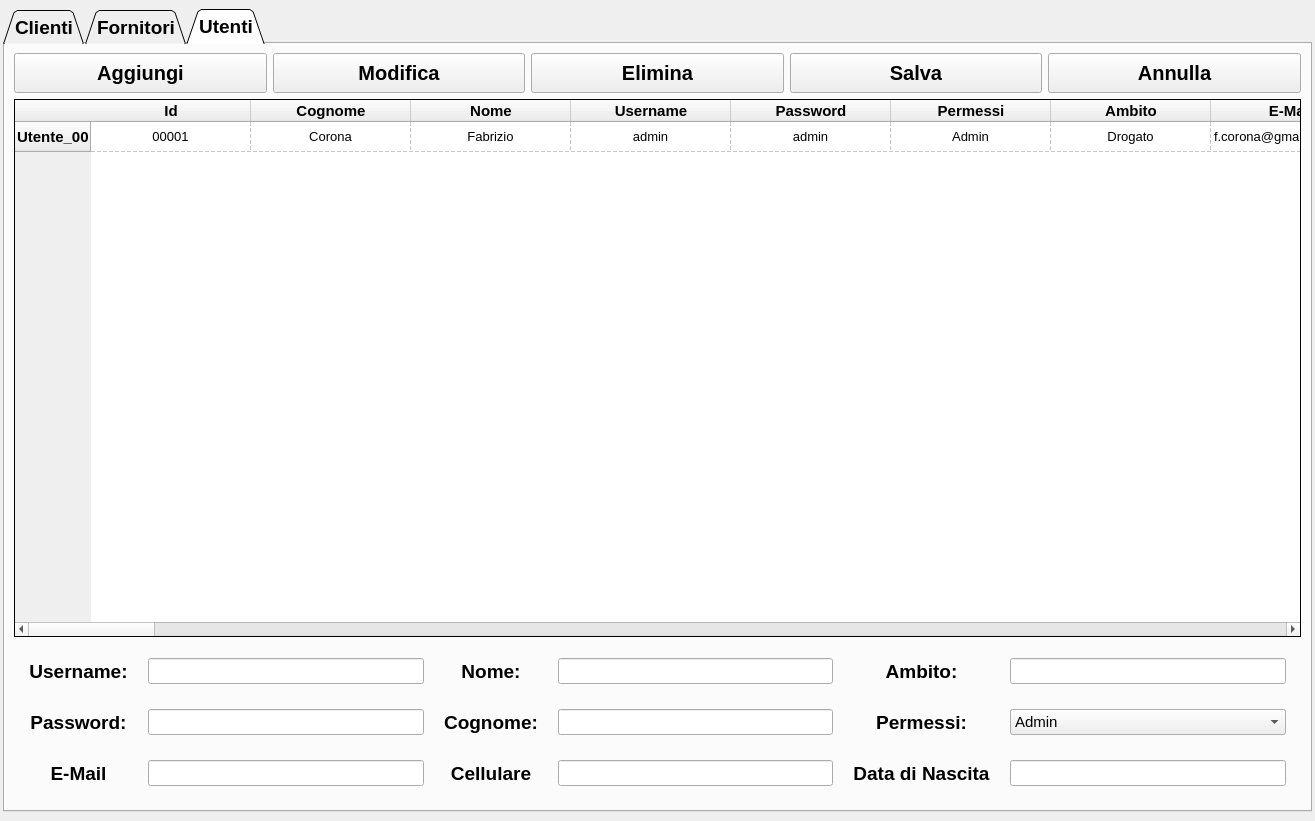
First picture: the form in ui/anagrafiche_window.ui, repository Raccispini/Progetto-Hotel, before the edit.
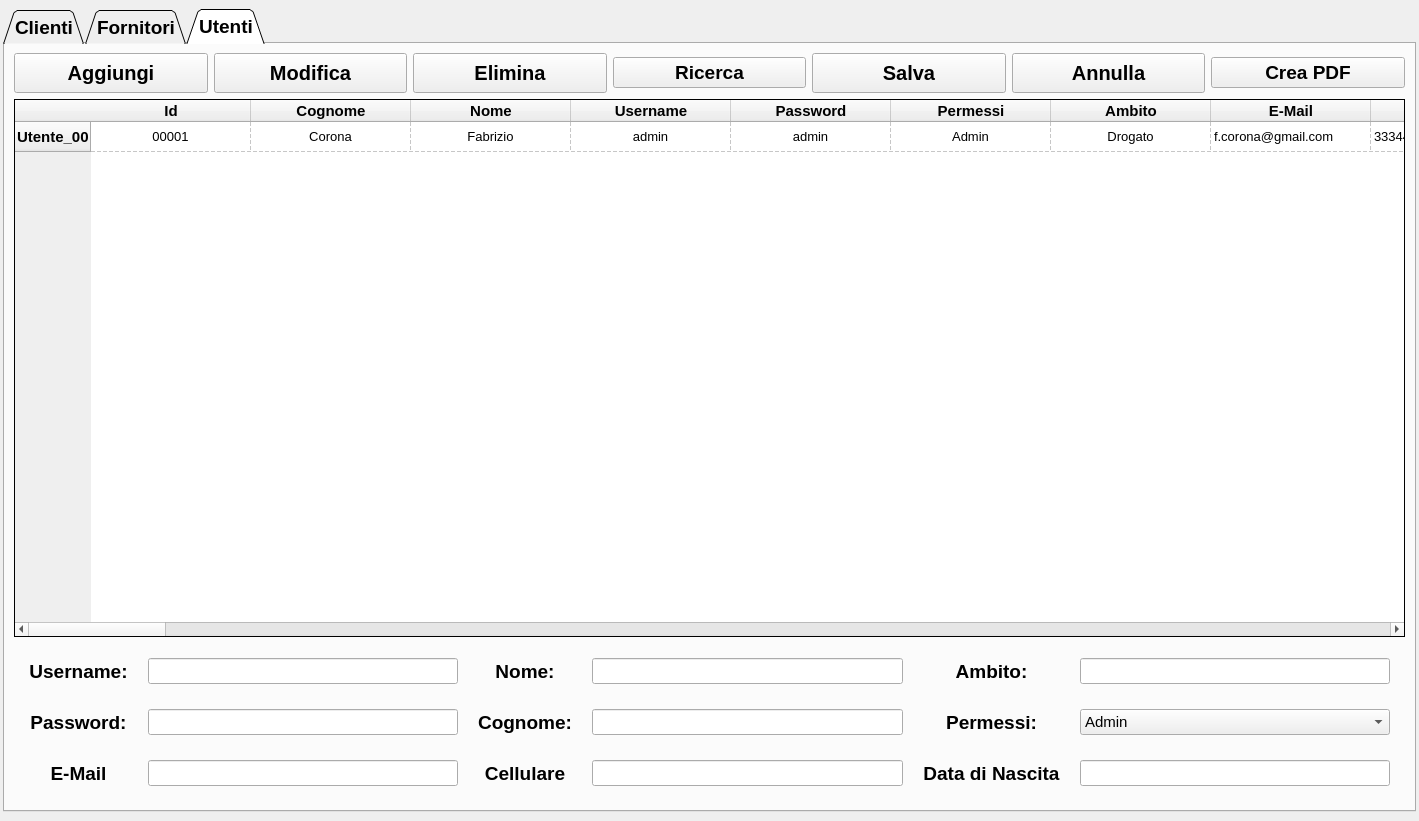
Second picture: the form after the edit. The open tabs and pages were chosen to show the change. Icons and pictures are not drawn.

Diff of the .ui file:
```diff
--- a/ui/anagrafiche_window.ui
+++ b/ui/anagrafiche_window.ui
@@ -6,7 +6,7 @@
    <rect>
     <x>0</x>
     <y>0</y>
-    <width>1315</width>
+    <width>1419</width>
     <height>821</height>
    </rect>
   </property>
@@ -25,7 +25,7 @@
     <property name="rightMargin">
      <number>3</number>
     </property>
-    <item row="0" column="0">
+    <item row="0" column="1">
      <widget class="QTabWidget" name="tabWidget_Anagrafiche">
       <property name="enabled">
        <bool>true</bool>
@@ -2197,116 +2197,7 @@
         <string>Utenti</string>
        </attribute>
        <layout class="QGridLayout" name="gridLayout_2">
-        <item row="0" column="0">
-         <layout class="QHBoxLayout" name="horizontalLayout_7">
-          <item>
-           <widget class="QPushButton" name="pB_Aggiungi_Utenti">
-            <property name="minimumSize">
-             <size>
-              <width>180</width>
-              <height>40</height>
-             </size>
-            </property>
-            <property name="font">
-             <font>
-              <pointsize>15</pointsize>
-             </font>
-            </property>
-            <property name="cursor">
-             <cursorShape>PointingHandCursor</cursorShape>
-            </property>
-            <property name="text">
-             <string>Aggiungi</string>
-            </property>
-           </widget>
-          </item>
-          <item>
-           <widget class="QPushButton" name="pB_Modifica_Utenti">
-            <property name="minimumSize">
-             <size>
-              <width>180</width>
-              <height>40</height>
-             </size>
-            </property>
-            <property name="font">
-             <font>
-              <pointsize>15</pointsize>
-             </font>
-            </property>
-            <property name="cursor">
-             <cursorShape>PointingHandCursor</cursorShape>
-            </property>
-            <property name="text">
-             <string>Modifica</string>
-            </property>
-           </widget>
-          </item>
-          <item>
-           <widget class="QPushButton" name="pB_Elimina_Utenti">
-            <property name="minimumSize">
-             <size>
-              <width>180</width>
-              <height>40</height>
-             </size>
-            </property>
-            <property name="font">
-             <font>
-              <pointsize>15</pointsize>
-             </font>
-            </property>
-            <property name="cursor">
-             <cursorShape>PointingHandCursor</cursorShape>
-            </property>
-            <property name="text">
-             <string>Elimina</string>
-            </property>
-           </widget>
-          </item>
-          <item>
-           <widget class="QPushButton" name="pB_Salva_Utenti">
-            <property name="minimumSize">
-             <size>
-              <width>180</width>
-              <height>40</height>
-             </size>
-            </property>
-            <property name="font">
-             <font>
-              <pointsize>15</pointsize>
-             </font>
-            </property>
-            <property name="cursor">
-             <cursorShape>PointingHandCursor</cursorShape>
-            </property>
-            <property name="text">
-             <string>Salva</string>
-            </property>
-           </widget>
-          </item>
-          <item>
-           <widget class="QPushButton" name="pB_Annulla_Utenti">
-            <property name="minimumSize">
-             <size>
-              <width>180</width>
-              <height>40</height>
-             </size>
-            </property>
-            <property name="font">
-             <font>
-              <pointsize>15</pointsize>
-             </font>
-            </property>
-            <property name="cursor">
-             <cursorShape>PointingHandCursor</cursorShape>
-            </property>
-            <property name="text">
-             <string>Annulla</string>
-            </property>
-           </widget>
-          </item>
-         </layout>
-        </item>
-        <item row="1" column="0">
+        <item row="2" column="0">
          <widget class="QTableWidget" name="tableWidget_Utenti">
           <property name="sizePolicy">
            <sizepolicy hsizetype="Expanding" vsizetype="Expanding">
@@ -2687,7 +2578,7 @@
           </item>
          </widget>
         </item>
-        <item row="2" column="0">
+        <item row="3" column="0">
          <layout class="QGridLayout" name="gridLayout_5">
           <property name="leftMargin">
            <number>15</number>
@@ -2946,6 +2837,129 @@
           </item>
          </layout>
         </item>
+        <item row="1" column="0">
+         <layout class="QHBoxLayout" name="horizontalLayout_7">
+          <item>
+           <widget class="QPushButton" name="pB_Aggiungi_Utenti">
+            <property name="minimumSize">
+             <size>
+              <width>180</width>
+              <height>40</height>
+             </size>
+            </property>
+            <property name="font">
+             <font>
+              <pointsize>15</pointsize>
+             </font>
+            </property>
+            <property name="cursor">
+             <cursorShape>PointingHandCursor</cursorShape>
+            </property>
+            <property name="text">
+             <string>Aggiungi</string>
+            </property>
+           </widget>
+          </item>
+          <item>
+           <widget class="QPushButton" name="pB_Modifica_Utenti">
+            <property name="minimumSize">
+             <size>
+              <width>180</width>
+              <height>40</height>
+             </size>
+            </property>
+            <property name="font">
+             <font>
+              <pointsize>15</pointsize>
+             </font>
+            </property>
+            <property name="cursor">
+             <cursorShape>PointingHandCursor</cursorShape>
+            </property>
+            <property name="text">
+             <string>Modifica</string>
+            </property>
+           </widget>
+          </item>
+          <item>
+           <widget class="QPushButton" name="pB_Elimina_Utenti">
+            <property name="minimumSize">
+             <size>
+              <width>180</width>
+              <height>40</height>
+             </size>
+            </property>
+            <property name="font">
+             <font>
+              <pointsize>15</pointsize>
+             </font>
+            </property>
+            <property name="cursor">
+             <cursorShape>PointingHandCursor</cursorShape>
+            </property>
+            <property name="text">
+             <string>Elimina</string>
+            </property>
+           </widget>
+          </item>
+          <item>
+           <widget class="QPushButton" name="pB_Ricerca_Utenti">
+            <property name="text">
+             <string>Ricerca</string>
+            </property>
+           </widget>
+          </item>
+          <item>
+           <widget class="QPushButton" name="pB_Salva_Utenti">
+            <property name="minimumSize">
+             <size>
+              <width>180</width>
+              <height>40</height>
+             </size>
+            </property>
+            <property name="font">
+             <font>
+              <pointsize>15</pointsize>
+             </font>
+            </property>
+            <property name="cursor">
+             <cursorShape>PointingHandCursor</cursorShape>
+            </property>
+            <property name="text">
+             <string>Salva</string>
+            </property>
+           </widget>
+          </item>
+          <item>
+           <widget class="QPushButton" name="pB_Annulla_Utenti">
+            <property name="minimumSize">
+             <size>
+              <width>180</width>
+              <height>40</height>
+             </size>
+            </property>
+            <property name="font">
+             <font>
+              <pointsize>15</pointsize>
+             </font>
+            </property>
+            <property name="cursor">
+             <cursorShape>PointingHandCursor</cursorShape>
+            </property>
+            <property name="text">
+             <string>Annulla</string>
+            </property>
+           </widget>
+          </item>
+          <item>
+           <widget class="QPushButton" name="pB_CreaPDF_Utenti">
+            <property name="text">
+             <string>Crea PDF</string>
+            </property>
+           </widget>
+          </item>
+         </layout>
+        </item>
        </layout>
       </widget>
      </widget>
```
Left out of the diff: 100 changed lines with no effect on the pictures.
